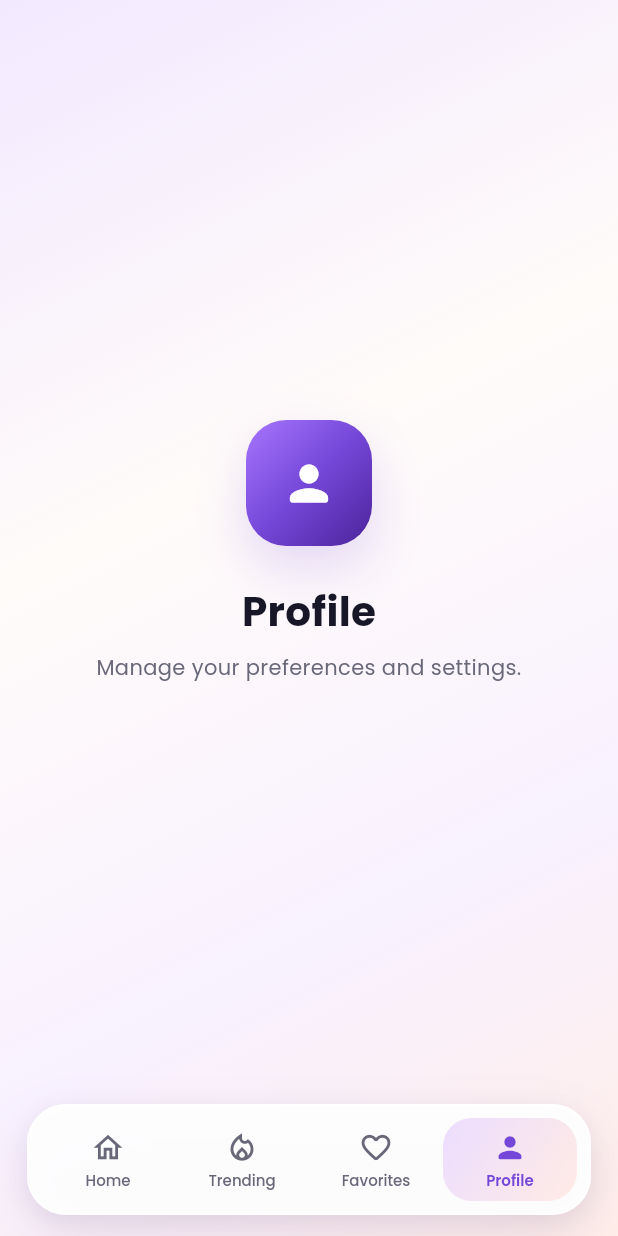
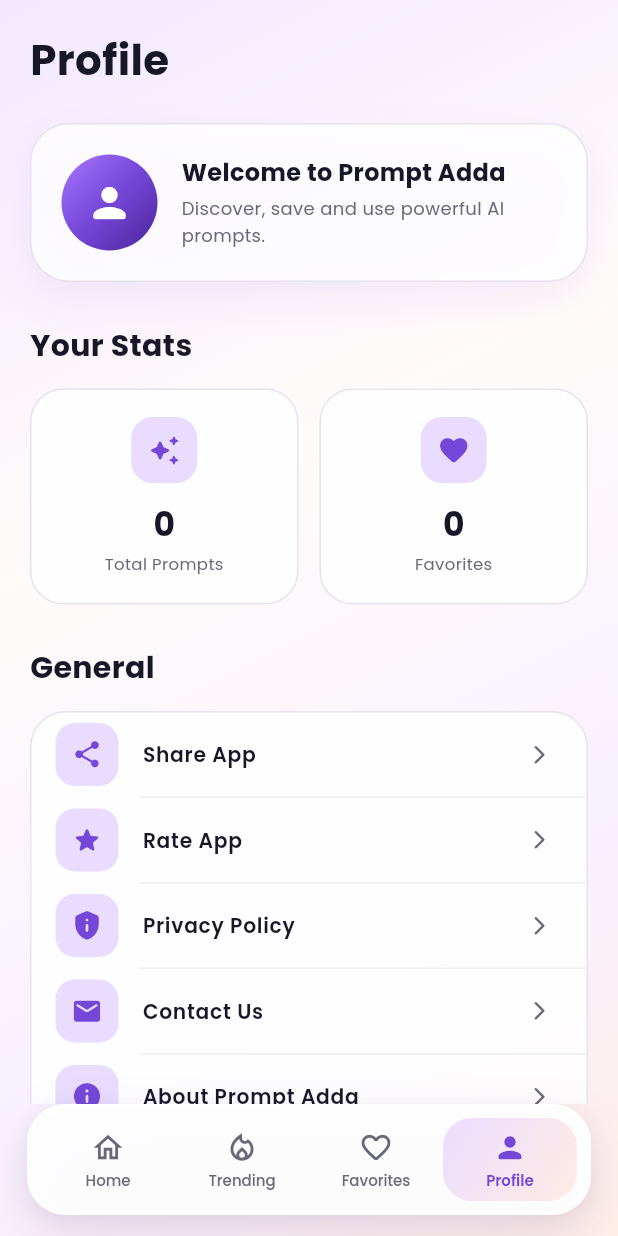
Before and after one commit to kushalkanagallakk-prog/Prompt-Adda, a Flutter app: the screen it shows after launch, item 4 of the bottom bar chosen, on a phone screen of 412 x 824 dp. Run offline on Flutter 3.47's test engine with Material 3 defaults, Android fonts, the phone set to English and light mode, and no system bars; our stand-ins replace cloud_firestore, firebase_core, google_fonts, share_plus, shared_preferences; accounts and stored records are empty.

Commit message:
v0.6 - Profile screen added

```diff
--- a/prompt_adda/lib/screens/home/home_screen.dart
+++ b/prompt_adda/lib/screens/home/home_screen.dart
@@ -30,14 +30,16 @@
     super.dispose();
   }
 
+  void _clearSearch() {
+    _searchController.clear();
+
+    setState(() {
+      _searchQuery = '';
+    });
+  }
+
   @override
   Widget build(BuildContext context) {
-    final prompts = _searchQuery.trim().isEmpty
-        ? PromptService.getTrending()
-        : PromptService.search(_searchQuery);
-
-    final isSearching = _searchQuery.trim().isNotEmpty;
-
     return Scaffold(
       body: Container(
         decoration: const BoxDecoration(
@@ -47,7 +49,101 @@
           children: [
             const _BackgroundBlobs(),
             SafeArea(
-              child: SingleChildScrollView(
+              child: StreamBuilder<List<PromptModel>>(
+                stream: PromptService.watchAll(),
+                builder: (context, snapshot) {
+                  if (snapshot.connectionState == ConnectionState.waiting &&
+                      !snapshot.hasData) {
+                    return const Center(
+                      child: CircularProgressIndicator(
+                        color: AppColors.primary,
+                      ),
+                    );
+                  }
+
+                  if (snapshot.hasError) {
+                    return Center(
+                      child: Padding(
+                        padding: const EdgeInsets.all(24),
+                        child: Column(
+                          mainAxisSize: MainAxisSize.min,
+                          children: [
+                            const Icon(
+                              Icons.cloud_off_rounded,
+                              size: 48,
+                              color: AppColors.textSecondary,
+                            ),
+                            const SizedBox(height: 12),
+                            Text(
+                              'Unable to load prompts',
+                              style: GoogleFonts.poppins(
+                                fontSize: 16,
+                                fontWeight: FontWeight.w600,
+                                color: AppColors.textPrimary,
+                              ),
+                            ),
+                            const SizedBox(height: 6),
+                            Text(
+                              'Check your internet connection and try again.',
+                              textAlign: TextAlign.center,
+                              style: GoogleFonts.poppins(
+                                fontSize: 12,
+                                color: AppColors.textSecondary,
+                              ),
+                            ),
+                          ],
+                        ),
+                      ),
+                    );
+                  }
+
+                  final allPrompts = snapshot.data ?? <PromptModel>[];
+
+                  final cleanQuery = _searchQuery.trim().toLowerCase();
+                  final isSearching = cleanQuery.isNotEmpty;
+
+                  final searchResults = allPrompts.where((prompt) {
+                    final matchesTitle = prompt.title.toLowerCase().contains(
+                      cleanQuery,
+                    );
+
+                    final matchesCategory = prompt.category
+                        .toLowerCase()
+                        .contains(cleanQuery);
+
+                    final matchesDescription = prompt.description
+                        .toLowerCase()
+                        .contains(cleanQuery);
+
+                    final matchesPrompt = prompt.prompt.toLowerCase().contains(
+                      cleanQuery,
+                    );
+
+                    final matchesTags = prompt.tags.any(
+                      (tag) => tag.toLowerCase().contains(cleanQuery),
+                    );
+
+                    return matchesTitle ||
+                        matchesCategory ||
+                        matchesDescription ||
+                        matchesPrompt ||
+                        matchesTags;
+                  }).toList();
+
+                  final trendingPrompts = allPrompts
+                      .where((prompt) => prompt.isTrending)
+                      .toList();
+
+                  final featuredPrompts = allPrompts
+                      .where((prompt) => prompt.isFeatured)
+                      .take(4)
+                      .toList();
+
+                  final displayedPrompts = isSearching
+                      ? searchResults
+                      : trendingPrompts;
+
+                  return SingleChildScrollView(
                     padding: const EdgeInsets.fromLTRB(20, 18, 20, 125),
                     child: Column(
                       crossAxisAlignment: CrossAxisAlignment.start,
@@ -62,29 +158,26 @@
                               _searchQuery = value;
                             });
                           },
-                      onClear: () {
-                        _searchController.clear();
-
-                        setState(() {
-                          _searchQuery = '';
-                        });
-                      },
+                          onClear: _clearSearch,
                         ),
 
                         const SizedBox(height: 26),
 
-                    if (!isSearching && PromptService.getAll().isNotEmpty) ...[
-                      HeroCarousel(
-                        prompts: PromptService.getTrending(limit: 4),
-                      ),
+                        if (!isSearching && allPrompts.isNotEmpty) ...[
+                          if (featuredPrompts.isNotEmpty) ...[
+                            HeroCarousel(prompts: featuredPrompts),
                             const SizedBox(height: 30),
+                          ],
+
                           _SectionHeader(
                             title: 'Categories',
                             actionText: 'See all',
                             onTap: () {},
                           ),
                           const SizedBox(height: 16),
-                      const _CategoriesGrid(),
+
+                          _CategoriesGrid(prompts: allPrompts),
+
                           const SizedBox(height: 30),
 
                           _SectionHeader(
@@ -108,28 +201,26 @@
 
                         _SectionHeader(
                           title: isSearching
-                          ? 'Search Results (${prompts.length})'
+                              ? 'Search Results (${displayedPrompts.length})'
                               : 'Trending Prompts',
                           actionText: isSearching ? 'Clear' : 'View all',
                           onTap: () {
                             if (isSearching) {
-                          _searchController.clear();
-
-                          setState(() {
-                            _searchQuery = '';
-                          });
+                              _clearSearch();
                             }
                           },
                         ),
 
                         const SizedBox(height: 16),
 
-                    if (prompts.isEmpty)
+                        if (displayedPrompts.isEmpty)
                           const _EmptySearchResult()
                         else
-                      _TrendingList(prompts: prompts),
+                          _TrendingList(prompts: displayedPrompts),
                       ],
                     ),
+                  );
+                },
               ),
             ),
           ],
@@ -326,7 +417,9 @@
 }
 
 class _CategoriesGrid extends StatelessWidget {
-  const _CategoriesGrid();
+  const _CategoriesGrid({required this.prompts});
+
+  final List<PromptModel> prompts;
 
   static const List<List<Color>> _categoryGradients = [
     [Color(0xFF5B36C9), Color(0xFF8E5CE6)],
--- a/prompt_adda/lib/screens/main/main_screen.dart
+++ b/prompt_adda/lib/screens/main/main_screen.dart
@@ -4,6 +4,7 @@
 import '../../core/theme/app_colors.dart';
 import '../home/home_screen.dart';
 import '../trending/trending_screen.dart';
+import '../profile/profile_screen.dart';
 
 class MainScreen extends StatefulWidget {
   const MainScreen({super.key});
@@ -16,15 +17,11 @@
   int _selectedIndex = 0;
 
   final List<Widget> _screens = const [
-    HomeScreen(),
-    TrendingScreen(),
-    FavoritesScreen(),
-    _PlaceholderScreen(
-      icon: Icons.person_rounded,
-      title: 'Profile',
-      subtitle: 'Manage your preferences and settings.',
-    ),
-  ];
+  HomeScreen(),
+  TrendingScreen(),
+  FavoritesScreen(),
+  ProfileScreen(),
+];
   void _changeTab(int index) {
     if (_selectedIndex == index) return;
 
@@ -210,71 +207,3 @@
   final IconData icon;
   final IconData selectedIcon;
 }
-
-class _PlaceholderScreen extends StatelessWidget {
-  const _PlaceholderScreen({
-    required this.icon,
-    required this.title,
-    required this.subtitle,
-  });
-
-  final IconData icon;
-  final String title;
-  final String subtitle;
-
-  @override
-  Widget build(BuildContext context) {
-    return Container(
-      decoration: const BoxDecoration(
-        gradient: AppColors.appBackgroundGradient,
-      ),
-      child: SafeArea(
-        child: Center(
-          child: Padding(
-            padding: const EdgeInsets.all(28),
-            child: Column(
-              mainAxisSize: MainAxisSize.min,
-              children: [
-                Container(
-                  width: 84,
-                  height: 84,
-                  decoration: BoxDecoration(
-                    gradient: AppColors.primaryGradient,
-                    borderRadius: BorderRadius.circular(27),
-                    boxShadow: const [
-                      BoxShadow(
-                        color: Color(0x307547D8),
-                        blurRadius: 28,
-                        offset: Offset(0, 14),
-                      ),
-                    ],
-                  ),
-                  child: Icon(icon, size: 38, color: Colors.white),
-                ),
-                const SizedBox(height: 24),
-                Text(
-                  title,
-                  style: GoogleFonts.poppins(
-                    fontSize: 27,
-                    fontWeight: FontWeight.w700,
-                    color: AppColors.textPrimary,
-                  ),
-                ),
-                const SizedBox(height: 8),
-                Text(
-                  subtitle,
-                  textAlign: TextAlign.center,
-                  style: GoogleFonts.poppins(
-                    fontSize: 14,
-                    height: 1.5,
-                    color: AppColors.textSecondary,
-                  ),
-                ),
-              ],
-            ),
-          ),
-        ),
-      ),
-    );
-  }
-}
--- /dev/null
+++ b/prompt_adda/lib/screens/profile/profile_screen.dart
@@ -0,0 +1,331 @@
+import 'package:flutter/material.dart';
+import 'package:google_fonts/google_fonts.dart';
+
+import '../../core/theme/app_colors.dart';
+
+class ProfileScreen extends StatelessWidget {
+  const ProfileScreen({super.key});
+
+  @override
+  Widget build(BuildContext context) {
+    return Scaffold(
+      body: Container(
+        decoration: const BoxDecoration(
+          gradient: AppColors.appBackgroundGradient,
+        ),
+        child: SafeArea(
+          child: SingleChildScrollView(
+            padding: const EdgeInsets.fromLTRB(20, 20, 20, 120),
+            child: Column(
+              crossAxisAlignment: CrossAxisAlignment.start,
+              children: [
+                Text(
+                  'Profile',
+                  style: GoogleFonts.poppins(
+                    fontSize: 28,
+                    fontWeight: FontWeight.w700,
+                    color: AppColors.textPrimary,
+                  ),
+                ),
+                const SizedBox(height: 22),
+                _buildProfileHeader(),
+                const SizedBox(height: 28),
+                Text(
+                  'Your Stats',
+                  style: GoogleFonts.poppins(
+                    fontSize: 20,
+                    fontWeight: FontWeight.w700,
+                    color: AppColors.textPrimary,
+                  ),
+                ),
+                const SizedBox(height: 14),
+                const Row(
+                  children: [
+                    Expanded(
+                      child: _StatCard(
+                        icon: Icons.auto_awesome_rounded,
+                        title: '0',
+                        subtitle: 'Total Prompts',
+                      ),
+                    ),
+                    SizedBox(width: 14),
+                    Expanded(
+                      child: _StatCard(
+                        icon: Icons.favorite_rounded,
+                        title: '0',
+                        subtitle: 'Favorites',
+                      ),
+                    ),
+                  ],
+                ),
+                const SizedBox(height: 28),
+                Text(
+                  'General',
+                  style: GoogleFonts.poppins(
+                    fontSize: 20,
+                    fontWeight: FontWeight.w700,
+                    color: AppColors.textPrimary,
+                  ),
+                ),
+                const SizedBox(height: 14),
+                const _SettingsCard(),
+                const SizedBox(height: 28),
+                Center(
+                  child: Column(
+                    children: [
+                      Text(
+                        'Prompt Adda',
+                        style: GoogleFonts.poppins(
+                          fontSize: 15,
+                          fontWeight: FontWeight.w600,
+                          color: AppColors.textPrimary,
+                        ),
+                      ),
+                      const SizedBox(height: 4),
+                      Text(
+                        'Version 0.6.0',
+                        style: GoogleFonts.poppins(
+                          fontSize: 12,
+                          color: AppColors.textSecondary,
+                        ),
+                      ),
+                      const SizedBox(height: 4),
+                      Text(
+                        'Made with ❤️',
+                        style: GoogleFonts.poppins(
+                          fontSize: 12,
+                          color: AppColors.textSecondary,
+                        ),
+                      ),
+                    ],
+                  ),
+                ),
+              ],
+            ),
+          ),
+        ),
+      ),
+    );
+  }
+
+  Widget _buildProfileHeader() {
+    return Container(
+      width: double.infinity,
+      padding: const EdgeInsets.all(20),
+      decoration: BoxDecoration(
+        color: Colors.white.withValues(alpha: 0.82),
+        borderRadius: BorderRadius.circular(26),
+        border: Border.all(color: AppColors.divider),
+        boxShadow: [
+          BoxShadow(
+            color: AppColors.primary.withValues(alpha: 0.08),
+            blurRadius: 24,
+            offset: const Offset(0, 12),
+          ),
+        ],
+      ),
+      child: Row(
+        children: [
+          Container(
+            width: 64,
+            height: 64,
+            decoration: const BoxDecoration(
+              shape: BoxShape.circle,
+              gradient: AppColors.primaryGradient,
+            ),
+            child: const Icon(
+              Icons.person_rounded,
+              size: 32,
+              color: Colors.white,
+            ),
+          ),
+          const SizedBox(width: 16),
+          Expanded(
+            child: Column(
+              crossAxisAlignment: CrossAxisAlignment.start,
+              children: [
+                Text(
+                  'Welcome to Prompt Adda',
+                  style: GoogleFonts.poppins(
+                    fontSize: 16,
+                    fontWeight: FontWeight.w700,
+                    color: AppColors.textPrimary,
+                  ),
+                ),
+                const SizedBox(height: 4),
+                Text(
+                  'Discover, save and use powerful AI prompts.',
+                  style: GoogleFonts.poppins(
+                    fontSize: 12,
+                    height: 1.5,
+                    color: AppColors.textSecondary,
+                  ),
+                ),
+              ],
+            ),
+          ),
+        ],
+      ),
+    );
+  }
+}
+
+class _StatCard extends StatelessWidget {
+  const _StatCard({
+    required this.icon,
+    required this.title,
+    required this.subtitle,
+  });
+
+  final IconData icon;
+  final String title;
+  final String subtitle;
+
+  @override
+  Widget build(BuildContext context) {
+    return Container(
+      padding: const EdgeInsets.all(18),
+      decoration: BoxDecoration(
+        color: Colors.white.withValues(alpha: 0.84),
+        borderRadius: BorderRadius.circular(22),
+        border: Border.all(color: AppColors.divider),
+      ),
+      child: Column(
+        children: [
+          Container(
+            width: 44,
+            height: 44,
+            decoration: BoxDecoration(
+              color: AppColors.primarySoft,
+              borderRadius: BorderRadius.circular(14),
+            ),
+            child: Icon(
+              icon,
+              color: AppColors.primary,
+              size: 22,
+            ),
+          ),
+          const SizedBox(height: 12),
+          Text(
+            title,
+            style: GoogleFonts.poppins(
+              fontSize: 22,
+              fontWeight: FontWeight.w700,
+              color: AppColors.textPrimary,
+            ),
+          ),
+          const SizedBox(height: 3),
+          Text(
+            subtitle,
+            textAlign: TextAlign.center,
+            style: GoogleFonts.poppins(
+              fontSize: 11,
+              color: AppColors.textSecondary,
+            ),
+          ),
+        ],
+      ),
+    );
+  }
+}
+
+class _SettingsCard extends StatelessWidget {
+  const _SettingsCard();
+
+  @override
+  Widget build(BuildContext context) {
+    return Container(
+      decoration: BoxDecoration(
+        color: Colors.white.withValues(alpha: 0.84),
+        borderRadius: BorderRadius.circular(24),
+        border: Border.all(color: AppColors.divider),
+      ),
+      child: Column(
+        children: const [
+          _SettingsTile(
+            icon: Icons.share_rounded,
+            title: 'Share App',
+          ),
+          _SettingsDivider(),
+          _SettingsTile(
+            icon: Icons.star_rounded,
+            title: 'Rate App',
+          ),
+          _SettingsDivider(),
+          _SettingsTile(
+            icon: Icons.privacy_tip_rounded,
+            title: 'Privacy Policy',
+          ),
+          _SettingsDivider(),
+          _SettingsTile(
+            icon: Icons.mail_rounded,
+            title: 'Contact Us',
+          ),
+          _SettingsDivider(),
+          _SettingsTile(
+            icon: Icons.info_rounded,
+            title: 'About Prompt Adda',
+          ),
+        ],
+      ),
+    );
+  }
+}
+
+class _SettingsTile extends StatelessWidget {
+  const _SettingsTile({
+    required this.icon,
+    required this.title,
+  });
+
+  final IconData icon;
+  final String title;
+
+  @override
+  Widget build(BuildContext context) {
+    return ListTile(
+      onTap: () {},
+      leading: Container(
+        width: 42,
+        height: 42,
+        decoration: BoxDecoration(
+          color: AppColors.primarySoft,
+          borderRadius: BorderRadius.circular(13),
+        ),
+        child: Icon(
+          icon,
+          color: AppColors.primary,
+          size: 21,
+        ),
+      ),
+      title: Text(
+        title,
+        style: GoogleFonts.poppins(
+          fontSize: 13.5,
+          fontWeight: FontWeight.w600,
+          color: AppColors.textPrimary,
+        ),
+      ),
+      trailing: const Icon(
+        Icons.arrow_forward_ios_rounded,
+        size: 15,
+        color: AppColors.textSecondary,
+      ),
+    );
+  }
+}
+
+class _SettingsDivider extends StatelessWidget {
+  const _SettingsDivider();
+
+  @override
+  Widget build(BuildContext context) {
+    return Padding(
+      padding: const EdgeInsets.only(left: 72),
+      child: Divider(
+        height: 1,
+        color: AppColors.textSecondary.withValues(alpha: 0.10),
+      ),
+    );
+  }
+}
```
Lines whose indentation alone changed are shown as unchanged.
